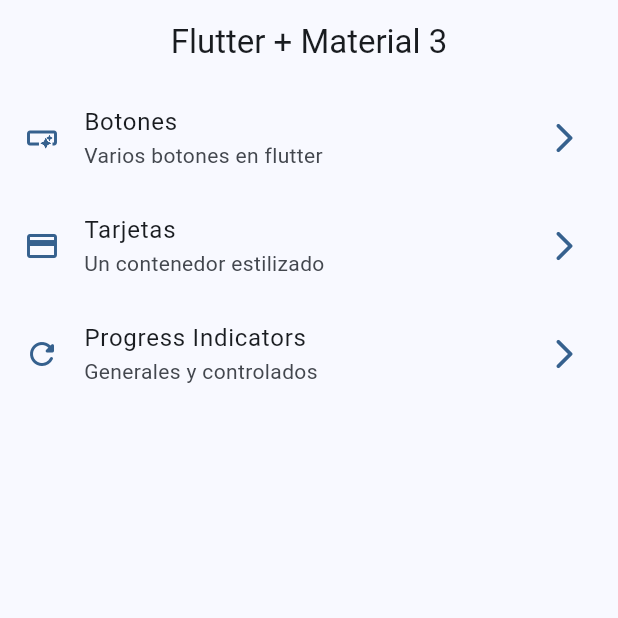
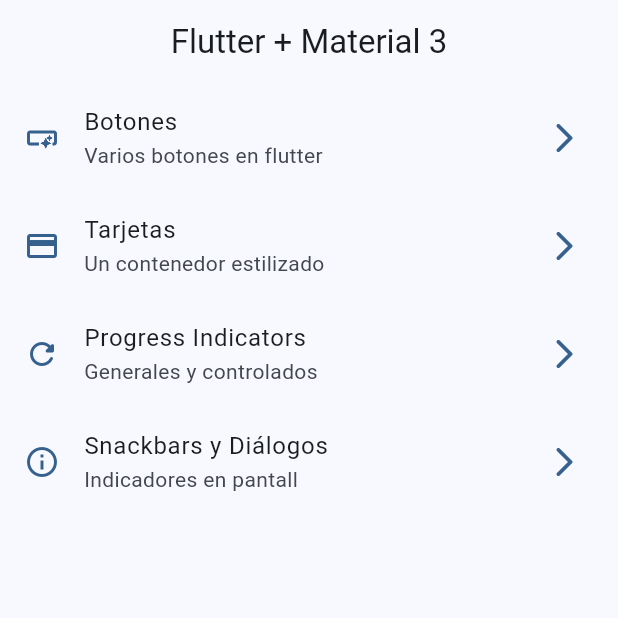
Before and after one commit to vogelFritz/widgets_app, a Flutter app: the screen it shows after launch, on a phone screen of 412 x 824 dp, the top half of it. Run offline on Flutter 3.47's test engine with Material 3 defaults, Android fonts, the phone set to English and light mode, and no system bars; our stand-ins replace go_router.

Commit message:
snackbars dialogs terminado

```diff
--- a/lib/config/menu/menu_items.dart
+++ b/lib/config/menu/menu_items.dart
@@ -29,5 +29,10 @@ const appMenuItems = <MenuItems>[
       title: 'Progress Indicators',
       subTitle: 'Generales y controlados',
       link: '/progress',
-      icon: Icons.refresh_rounded)
+      icon: Icons.refresh_rounded),
+  MenuItems(
+      title: 'Snackbars y Diálogos',
+      subTitle: 'Indicadores en pantall',
+      link: '/snackbars',
+      icon: Icons.info_outline)
 ];
--- a/lib/config/router/app_router.dart
+++ b/lib/config/router/app_router.dart
@@ -23,6 +23,11 @@ final appRouter = GoRouter(
       name: ProgressScreen.name,
       path: '/progress',
       builder: (context, state) => const ProgressScreen(),
+    ),
+    GoRoute(
+      name: SnackbarScreen.name,
+      path: '/snackbars',
+      builder: (context, state) => const SnackbarScreen(),
     )
   ],
 );
--- a/lib/main.dart
+++ b/lib/main.dart
@@ -12,6 +12,7 @@ class MainApp extends StatelessWidget {
   @override
   Widget build(BuildContext context) {
     return MaterialApp.router(
+      title: 'Flutter Widgets',
       routerConfig: appRouter,
       debugShowCheckedModeBanner: false,
       theme: AppTheme(selectedColor: 0).getTheme(),
```
Also changed, not shown: lib/presentation/screens/snackbar/snackbar_screen.dart (+59 -1 lines).
